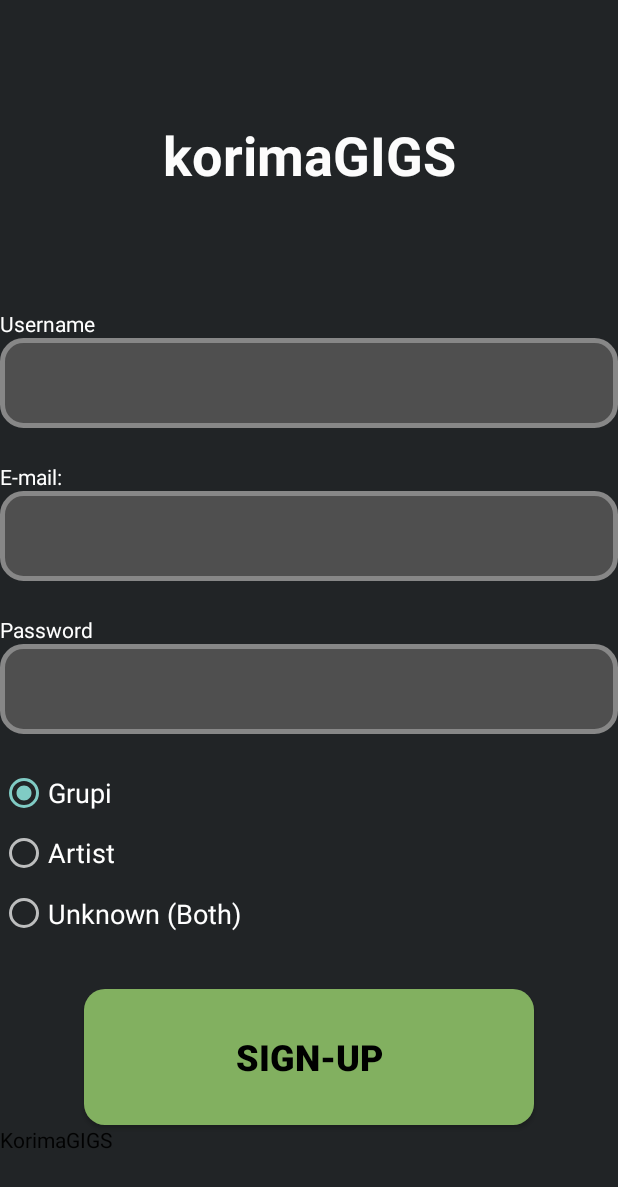
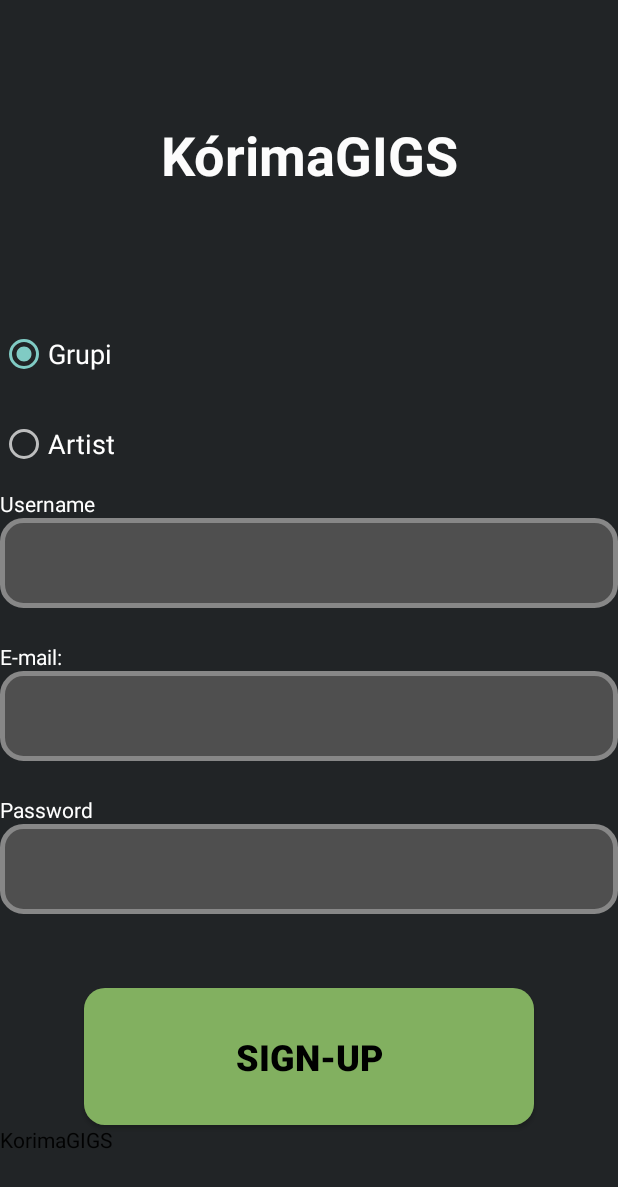
Before and after one commit to Ironfart/KorimaGIGS, an Android app: the activity_register screen opened directly, with no data from a screen before it, on a phone screen of 412 x 824 dp. Shown: the top 1187 px of the screen. Run offline under Robolectric (Android 15) with nearby library versions, the phone set to English and light mode, and no system bars; our stand-ins replace Firebase (no records; nobody signed in at launch, a user with empty details on screens opened directly).

Commit message:
mas pruebas

```diff
--- a/app/src/main/AndroidManifest.xml
+++ b/app/src/main/AndroidManifest.xml
@@ -13,7 +13,9 @@
         android:supportsRtl="true"
         android:theme="@style/AppTheme"
         tools:ignore="GoogleAppIndexingWarning">
-        <activity android:name=".PrefActivity"></activity>
+        <activity
+            android:name=".PrefActivity"
+            android:theme="@style/listItem" />
         <activity android:name=".ArtistDisp" />
         <activity android:name=".LocalActivity" />
         <activity
--- a/app/src/main/java/com/example/korimagigs/PrefActivity.java
+++ b/app/src/main/java/com/example/korimagigs/PrefActivity.java
@@ -14,9 +14,8 @@ public class PrefActivity extends AppCompatActivity implements ListView.OnItemCl
     ListView lsPref;
 
     String[] taste = {
-            "Artistas",
             "Locales",
-            "Preferencias",
+            "Géneros",
 
     };
 
--- a/app/src/main/res/layout/activity_register.xml
+++ b/app/src/main/res/layout/activity_register.xml
@@ -21,7 +21,7 @@
             android:layout_height="0dp"
             android:layout_weight=".9"
             android:gravity="center"
-            android:text="korimaGIGS"
+            android:text="KórimaGIGS"
             android:textColor="#FCFCFC"
             android:textSize="36sp"
             android:textStyle="bold" />
@@ -33,6 +33,33 @@
         android:layout_weight=".9"
         android:background="#212426"
         android:orientation="vertical">
+
+        <RadioGroup
+            android:id="@+id/rdGrpTipoUsuario"
+            android:layout_width="match_parent"
+            android:layout_height="0dp"
+            android:layout_weight="2"
+            android:checkedButton="@id/rdBtnUser">
+
+            <RadioButton
+                android:id="@+id/rdBtnUser"
+                android:layout_width="match_parent"
+                android:layout_height="0dp"
+                android:layout_weight="1"
+                android:text="Grupi"
+                android:textColor="#FFFFFF"
+                android:textSize="18sp" />
+
+            <RadioButton
+                android:id="@+id/rdBtnArtist"
+                android:layout_width="match_parent"
+                android:layout_height="0dp"
+                android:layout_weight="1"
+                android:text="Artist"
+                android:textColor="#FFFFFF"
+                android:textSize="18sp" />
+
+        </RadioGroup>
 
         <TextView
             android:id="@+id/textView7"
@@ -98,41 +125,6 @@
             android:layout_width="match_parent"
             android:layout_height="wrap_content" />
 
-        <RadioGroup
-            android:id="@+id/rdGrpTipoUsuario"
-            android:layout_width="match_parent"
-            android:layout_height="0dp"
-            android:layout_weight="2"
-            android:checkedButton="@id/rdBtnUser">
-
-            <RadioButton
-                android:id="@+id/rdBtnUser"
-                android:layout_width="match_parent"
-                android:layout_height="0dp"
-                android:layout_weight="1"
-                android:text="Grupi"
-                android:textColor="#FFFFFF"
-                android:textSize="18sp" />
-
-            <RadioButton
-                android:id="@+id/rdBtnArtist"
-                android:layout_width="match_parent"
-                android:layout_height="0dp"
-                android:layout_weight="1"
-                android:text="Artist"
-                android:textColor="#FFFFFF"
-                android:textSize="18sp" />
-
-            <RadioButton
-                android:id="@+id/rdBtnUkn"
-                android:layout_width="match_parent"
-                android:layout_height="0dp"
-                android:layout_weight="1"
-                android:text="Unknown (Both)"
-                android:textColor="#FFFFFF"
-                android:textSize="18sp" />
-        </RadioGroup>
-
         <TextView
             android:id="@+id/textView5"
             android:layout_width="match_parent"
```
Also changed, not shown: app/src/main/java/com/example/korimagigs/ArtistDisp.java (+47 -0 lines), app/src/main/java/com/example/korimagigs/MainActivity.java (+0 -32 lines), app/src/main/java/com/example/korimagigs/Model/Artist.java (added, +52 -0 lines), app/src/main/java/com/example/korimagigs/activity_Artist.java (+28 -0 lines), app/src/main/java/com/example/korimagigs/activity_register.java (+6 -3 lines), app/src/main/res/layout/activity_artist_disp.xml (+5 -6 lines).
